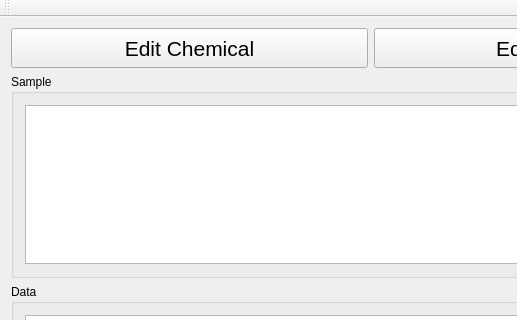
The window that mainwindow.ui (TripletESR/SampleDatabase) describes before a commit, drawn with Qt 5; both pictures show x 0 to 517 and y 0 to 320 of the 1104 by 521 pixel window.
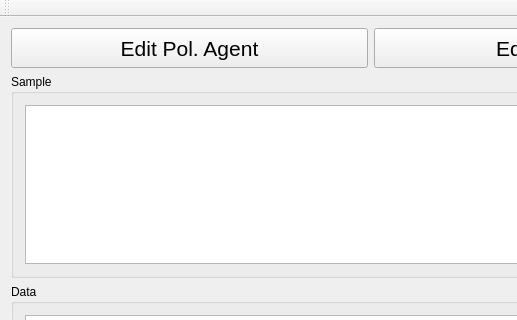
The same window after the commit.

Commit message: change chemical -> pol. Agent;

What changed in the file:
```diff
--- a/mainwindow.ui
+++ b/mainwindow.ui
@@ -215,7 +215,7 @@
        </font>
       </property>
       <property name="text">
-       <string>Edit Chemical</string>
+       <string>Edit Pol. Agent</string>
       </property>
      </widget>
     </item>
```
The commit also changes 1 other file.
